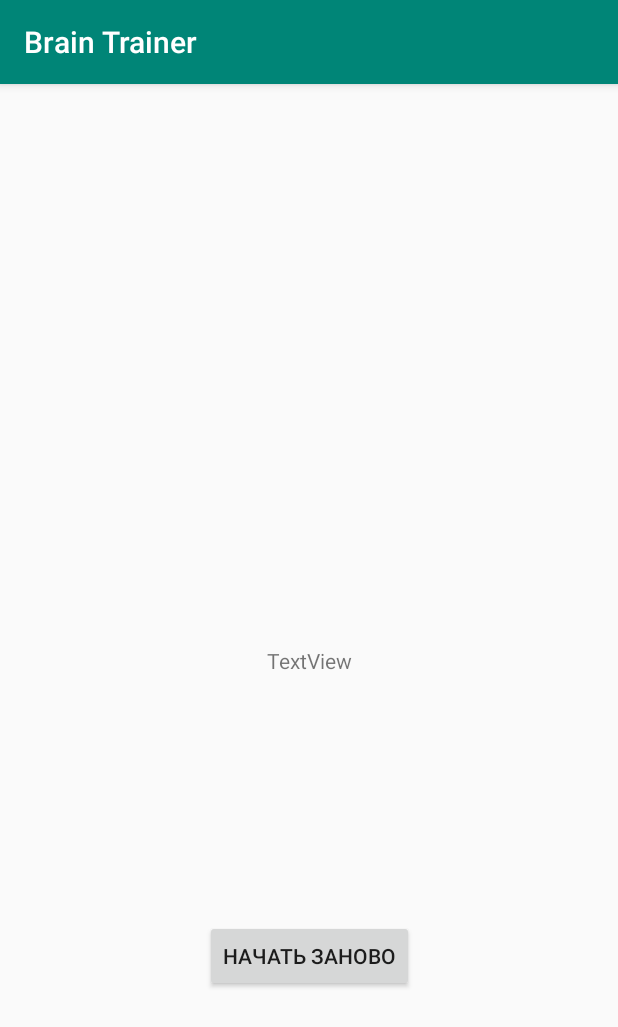
After one commit to ExploiD2005/BrainTrainer, an Android app: the ScoreActivity screen opened directly, with no data from a screen before it, on a phone screen of 412 x 824 dp. The commit adds this screen. Shown: the top 1027 px of the screen. Run offline under Robolectric (Android 15) with nearby library versions, the phone set to English and light mode, and no system bars.

Commit message:
Добавили Score Activity

```diff
--- a/app/src/main/AndroidManifest.xml
+++ b/app/src/main/AndroidManifest.xml
@@ -9,6 +9,7 @@
         android:roundIcon="@mipmap/ic_launcher_round"
         android:supportsRtl="true"
         android:theme="@style/AppTheme">
+        <activity android:name=".ScoreActivity"></activity>
         <activity android:name=".MainActivity">
             <intent-filter>
                 <action android:name="android.intent.action.MAIN" />
--- a/app/src/main/java/com/example/braintrainer/MainActivity.java
+++ b/app/src/main/java/com/example/braintrainer/MainActivity.java
@@ -2,6 +2,7 @@ package com.example.braintrainer;
 
 import androidx.appcompat.app.AppCompatActivity;
 
+import android.content.Intent;
 import android.os.Bundle;
 import android.os.CountDownTimer;
 import android.view.View;
@@ -57,9 +58,12 @@ public class MainActivity extends AppCompatActivity {
 
             @Override
             public void onFinish() {
-
+                gameOver = true;
+                Intent intent = new Intent(MainActivity.this, ScoreActivity.class);
+                intent.putExtra("result", countOfRightAnswers);
+                startActivity(intent);
             }
-        }
+        };
     }
 
     private void playNext() {
--- /dev/null
+++ b/app/src/main/java/com/example/braintrainer/ScoreActivity.java
@@ -0,0 +1,29 @@
+package com.example.braintrainer;
+
+import androidx.appcompat.app.AppCompatActivity;
+
+import android.content.Intent;
+import android.os.Bundle;
+import android.view.View;
+import android.widget.TextView;
+
+public class ScoreActivity extends AppCompatActivity {
+
+    private TextView textViewResult;
+
+    @Override
+    protected void onCreate(Bundle savedInstanceState) {
+        super.onCreate(savedInstanceState);
+        setContentView(R.layout.activity_score);
+        textViewResult = findViewById(R.id.textViewResult);
+        Intent intent = getIntent();
+        if (intent != null && intent.hasExtra("result")) {
+            int result = intent.getIntExtra("result", 0);
+            String score = String.format("Ваш результат: %s", result);
+            textViewResult.setText(score);
+        }
+    }
+
+    public void onClickStartNewGame(View view) {
+    }
+}
--- /dev/null
+++ b/app/src/main/res/layout/activity_score.xml
@@ -0,0 +1,29 @@
+<?xml version="1.0" encoding="utf-8"?>
+<androidx.constraintlayout.widget.ConstraintLayout xmlns:android="http://schemas.android.com/apk/res/android"
+    xmlns:app="http://schemas.android.com/apk/res-auto"
+    xmlns:tools="http://schemas.android.com/tools"
+    android:layout_width="match_parent"
+    android:layout_height="match_parent"
+    tools:context=".ScoreActivity">
+
+    <TextView
+        android:id="@+id/textViewResult"
+        android:layout_width="wrap_content"
+        android:layout_height="wrap_content"
+        android:text="TextView"
+        app:layout_constraintBottom_toBottomOf="parent"
+        app:layout_constraintEnd_toEndOf="parent"
+        app:layout_constraintStart_toStartOf="parent"
+        app:layout_constraintTop_toTopOf="parent" />
+
+    <Button
+        android:id="@+id/buttonStartNewGame"
+        android:layout_width="wrap_content"
+        android:layout_height="wrap_content"
+        android:text="@string/button_start_new_game"
+        android:onClick="onClickStartNewGame"
+        app:layout_constraintBottom_toBottomOf="parent"
+        app:layout_constraintEnd_toEndOf="parent"
+        app:layout_constraintStart_toStartOf="parent"
+        app:layout_constraintTop_toBottomOf="@+id/textViewResult" />
+</androidx.constraintlayout.widget.ConstraintLayout>
--- a/app/src/main/res/values/strings.xml
+++ b/app/src/main/res/values/strings.xml
@@ -1,3 +1,4 @@
 <resources>
     <string name="app_name">Brain Trainer</string>
+    <string name="button_start_new_game">НАЧАТЬ ЗАНОВО</string>
 </resources>
```
